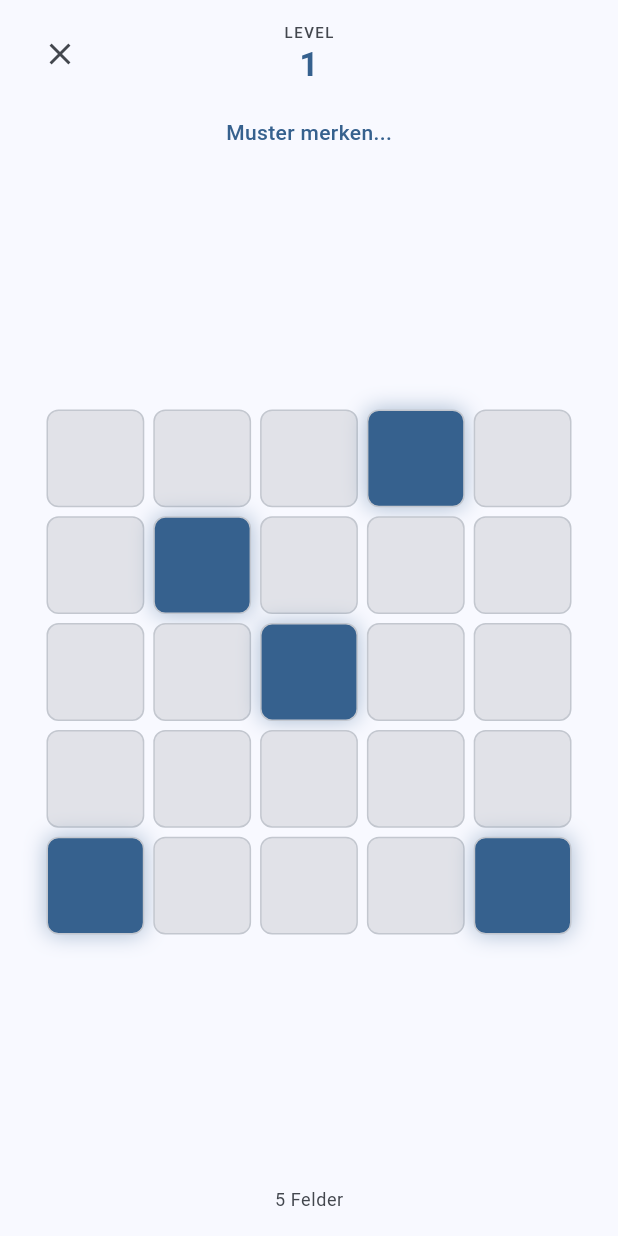
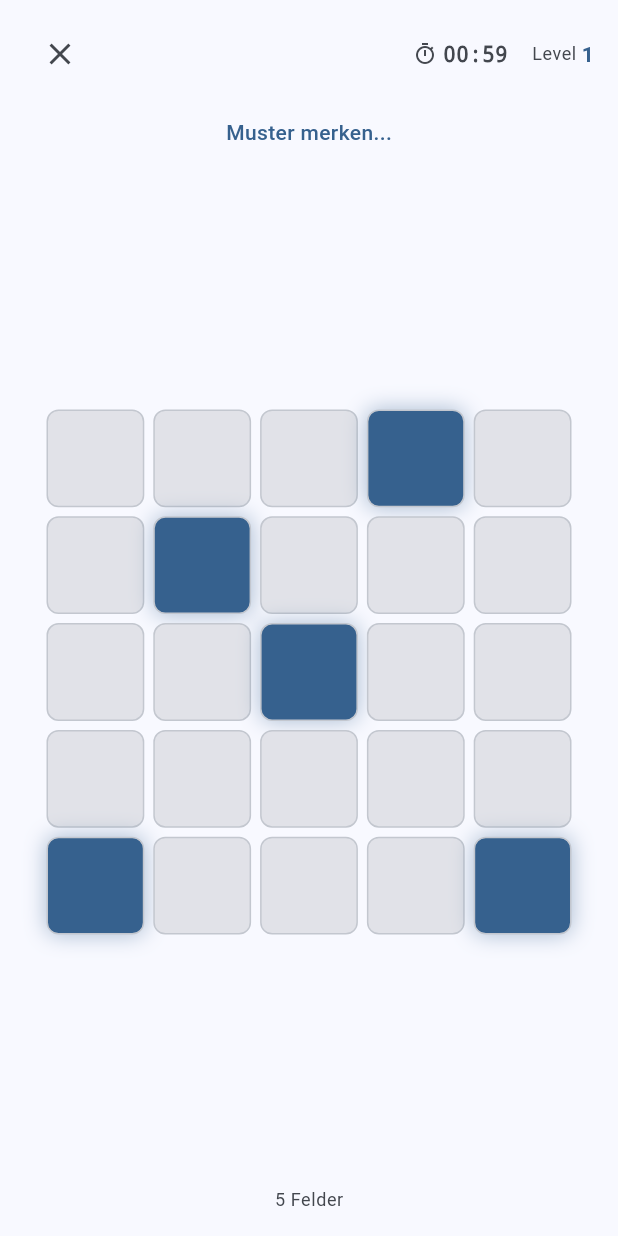
Before and after one commit to dev0gig/flutter-braintrainer, a Flutter app: the PatternMemoryScreen widget shown alone on an empty page, opened directly, after a tap on "Starten", on a phone screen of 412 x 824 dp. Run offline on Flutter 3.47's test engine with Material 3 defaults, Android fonts, the phone set to English and light mode, and no system bars; drawn by our look-alikes of dynamic_color; our stand-ins replace file_picker, hive_ce, hive_ce_flutter, material_symbols_icons, share_plus; missing offline and left inert: chess; accounts and stored records are empty.

Commit message:
feat: Pattern Memory 60s Timer + Sidebar-Scroll-Clipping für Notch-Bereich
Pattern Memory endet jetzt nach 60 Sekunden statt endlos zu laufen.
Sidebar-Header deckt nun den gesamten Notch/SafeArea-Bereich ab,
sodass die aktive Markierung beim Scrollen nicht durchscheint.

Co-Authored-By: Claude Opus 4.6 (1M context) <noreply@anthropic.com>

```diff
--- a/lib/games/pattern_memory/pattern_game_state.dart
+++ b/lib/games/pattern_memory/pattern_game_state.dart
@@ -6,6 +6,7 @@ import 'package:flutter/material.dart';
 import '../../services/score_service.dart';
 
 enum PatternPhase { preview, recall, result }
+enum PatternGamePhase { start, playing, gameover }
 
 class PatternGameState extends ChangeNotifier {
   final _random = Random();
@@ -16,17 +17,29 @@ class PatternGameState extends ChangeNotifier {
   int previewTimeMs = 1500;
 
   // State
-  bool showStartScreen = true;
+  PatternGamePhase gamePhase = PatternGamePhase.start;
   int level = 1;
+  int completedLevels = 0;
   PatternPhase phase = PatternPhase.preview;
 
   Set<int> targetPattern = {};
   Set<int> userSelection = {};
   int? wrongSelection;
 
+  // Countdown timer
+  static const int totalSeconds = 60;
+  int remainingSeconds = totalSeconds;
+  Timer? _countdownTimer;
+
   Timer? _timeout;
 
   int get gridSize => gridCols * gridRows;
+
+  String get timerDisplay {
+    final m = remainingSeconds ~/ 60;
+    final s = remainingSeconds % 60;
+    return '${m.toString().padLeft(2, '0')}:${s.toString().padLeft(2, '0')}';
+  }
 
   int get squaresCount {
     const base = 4;
@@ -61,14 +74,26 @@ class PatternGameState extends ChangeNotifier {
   }
 
   void startGame() {
-    showStartScreen = false;
+    gamePhase = PatternGamePhase.playing;
     level = 1;
+    completedLevels = 0;
+    remainingSeconds = totalSeconds;
     _startLevel();
+
+    _countdownTimer = Timer.periodic(const Duration(seconds: 1), (_) {
+      remainingSeconds--;
+      if (remainingSeconds <= 0) {
+        remainingSeconds = 0;
+        _endGame();
+      }
+      notifyListeners();
+    });
   }
 
   void returnToStart() {
     _timeout?.cancel();
-    showStartScreen = true;
+    _countdownTimer?.cancel();
+    gamePhase = PatternGamePhase.start;
     notifyListeners();
   }
 
@@ -110,6 +135,7 @@ class PatternGameState extends ChangeNotifier {
   }
 
   void _handleLevelComplete() {
+    completedLevels++;
     phase = PatternPhase.result;
     notifyListeners();
 
@@ -122,12 +148,6 @@ class PatternGameState extends ChangeNotifier {
   void _handleMistake(int index) {
     wrongSelection = index;
     phase = PatternPhase.result;
-    ScoreService.saveScore(ScoreEntry(
-      gameId: 'pattern-memory',
-      score: level - 1,
-      date: DateTime.now(),
-      settings: {'grid': '${gridCols}x$gridRows', 'preview': '$previewTimeMs'},
-    ));
     notifyListeners();
 
     _timeout = Timer(const Duration(milliseconds: 1500), () {
@@ -136,9 +156,23 @@ class PatternGameState extends ChangeNotifier {
     });
   }
 
+  void _endGame() {
+    _timeout?.cancel();
+    _countdownTimer?.cancel();
+    gamePhase = PatternGamePhase.gameover;
+    ScoreService.saveScore(ScoreEntry(
+      gameId: 'pattern-memory',
+      score: completedLevels,
+      date: DateTime.now(),
+      settings: {'grid': '${gridCols}x$gridRows', 'preview': '$previewTimeMs', 'timeLimit': '$totalSeconds'},
+    ));
+    notifyListeners();
+  }
+
   @override
   void dispose() {
     _timeout?.cancel();
+    _countdownTimer?.cancel();
     super.dispose();
   }
 }
--- a/lib/games/pattern_memory/pattern_memory_screen.dart
+++ b/lib/games/pattern_memory/pattern_memory_screen.dart
@@ -33,9 +33,13 @@ class _PatternMemoryScreenState extends State<PatternMemoryScreen> {
 
   @override
   Widget build(BuildContext context) {
-    if (_state.showStartScreen) {
-      return PatternStartView(state: _state);
+    switch (_state.gamePhase) {
+      case PatternGamePhase.start:
+        return PatternStartView(state: _state);
+      case PatternGamePhase.playing:
+        return PatternPlayingView(state: _state);
+      case PatternGamePhase.gameover:
+        return PatternGameoverView(state: _state);
     }
-    return PatternPlayingView(state: _state);
   }
 }
--- a/lib/games/pattern_memory/pattern_playing_view.dart
+++ b/lib/games/pattern_memory/pattern_playing_view.dart
@@ -25,27 +25,22 @@ class PatternPlayingView extends StatelessWidget {
                 tooltip: 'Abbrechen',
               ),
               const Spacer(),
-              Column(
-                children: [
-                  Text(
-                    'LEVEL',
-                    style: textTheme.labelSmall?.copyWith(
-                      color: colorScheme.onSurfaceVariant,
-                      letterSpacing: 1,
-                      fontSize: 10,
-                    ),
-                  ),
-                  Text(
-                    '${state.level}',
-                    style: textTheme.titleLarge?.copyWith(
-                      fontWeight: FontWeight.bold,
-                      color: colorScheme.primary,
-                    ),
-                  ),
-                ],
-              ),
-              const Spacer(),
-              const SizedBox(width: 48),
+              Icon(Icons.timer_outlined, size: 16,
+                color: state.remainingSeconds <= 10
+                  ? Colors.red : colorScheme.onSurfaceVariant),
+              const SizedBox(width: 4),
+              Text(state.timerDisplay,
+                style: textTheme.bodyMedium?.copyWith(
+                  fontWeight: FontWeight.bold,
+                  fontFamily: 'monospace',
+                  color: state.remainingSeconds <= 10
+                    ? Colors.red : colorScheme.onSurfaceVariant)),
+              const SizedBox(width: 16),
+              Text('Level ', style: textTheme.bodySmall?.copyWith(
+                color: colorScheme.onSurfaceVariant)),
+              Text('${state.level}',
+                style: textTheme.bodyMedium?.copyWith(
+                  fontWeight: FontWeight.bold, color: colorScheme.primary)),
             ],
           ),
         ),
@@ -223,3 +218,76 @@ class PatternPlayingView extends StatelessWidget {
     return null;
   }
 }
+
+class PatternGameoverView extends StatelessWidget {
+  final PatternGameState state;
+
+  const PatternGameoverView({super.key, required this.state});
+
+  @override
+  Widget build(BuildContext context) {
+    final colorScheme = Theme.of(context).colorScheme;
+    final textTheme = Theme.of(context).textTheme;
+
+    return Center(
+      child: SingleChildScrollView(
+        padding: const EdgeInsets.all(24),
+        child: ConstrainedBox(
+          constraints: const BoxConstraints(maxWidth: 400),
+          child: Column(
+            mainAxisSize: MainAxisSize.min,
+            children: [
+              Icon(
+                state.completedLevels >= 10 ? Icons.emoji_events
+                    : state.completedLevels >= 5 ? Icons.trending_up : Icons.refresh,
+                size: 64,
+                color: state.completedLevels >= 10 ? Colors.amber
+                    : state.completedLevels >= 5 ? Colors.orange : Colors.red,
+              ),
+              const SizedBox(height: 16),
+              Text('Zeit abgelaufen!', style: textTheme.headlineMedium?.copyWith(
+                fontWeight: FontWeight.bold)),
+              const SizedBox(height: 24),
+
+              Container(
+                width: double.infinity,
+                padding: const EdgeInsets.all(20),
+                decoration: BoxDecoration(
+                  color: colorScheme.surfaceContainerHighest,
+                  borderRadius: BorderRadius.circular(16),
+                  border: Border.all(color: colorScheme.outlineVariant),
+                ),
+                child: Column(
+                  children: [
+                    Text('Geschaffte Level', style: textTheme.bodySmall?.copyWith(
+                      color: colorScheme.onSurfaceVariant)),
+                    const SizedBox(height: 4),
+                    Text('${state.completedLevels}',
+                      style: textTheme.displaySmall?.copyWith(
+                        fontFamily: 'monospace', color: colorScheme.primary,
+                        fontWeight: FontWeight.bold)),
+                  ],
+                ),
+              ),
+              const SizedBox(height: 32),
+
+              FilledButton(
+                onPressed: state.startGame,
+                style: FilledButton.styleFrom(
+                  minimumSize: const Size(double.infinity, 48)),
+                child: const Text('Nochmal'),
+              ),
+              const SizedBox(height: 12),
+              OutlinedButton(
+                onPressed: state.returnToStart,
+                style: OutlinedButton.styleFrom(
+                  minimumSize: const Size(double.infinity, 48)),
+                child: const Text('Zurück zum Start'),
+              ),
+            ],
+          ),
+        ),
+      ),
+    );
+  }
+}
```
Also changed, not shown: lib/screens/home_screen.dart (+11 -5 lines).
